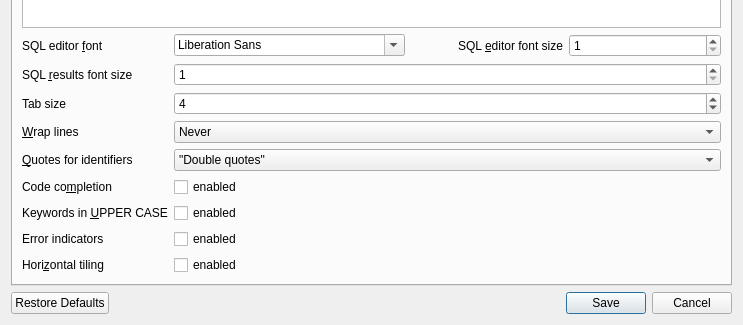
Qt form src/PreferencesDialog.ui (sqlitebrowser/sqlitebrowser) before a commit; both pictures show x 0 to 743 and y 289 to 614 of the 743 by 614 pixel window.
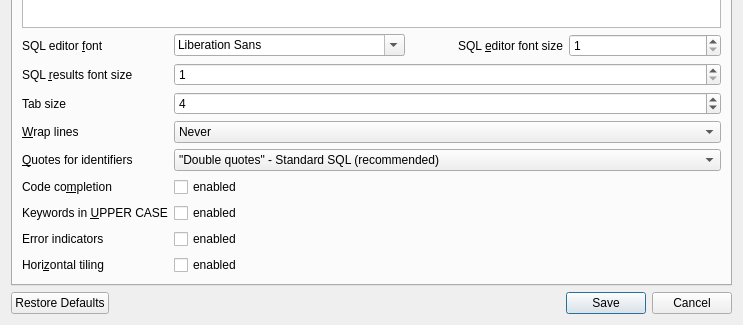
The same form after that commit. The open tabs and pages were chosen to show the change. Icons and pictures are not drawn. Custom widgets are drawn as their Qt base class.

Commit message:
Issue #1440: added context hints in the identifier quotes options
Give hints to the user about the context where the different quoting
options would be useful.

Declare the Standard SQL option as the recommended setting.

```diff
--- a/src/PreferencesDialog.ui
+++ b/src/PreferencesDialog.ui
@@ -1060,7 +1060,7 @@
            </property>
            <item>
             <property name="text">
-             <string>&quot;Double quotes&quot;</string>
+             <string>&quot;Double quotes&quot; - Standard SQL (recommended)</string>
             </property>
            </item>
            <item>
```
Left out of the diff: 4 changed lines with no effect on the pictures.
